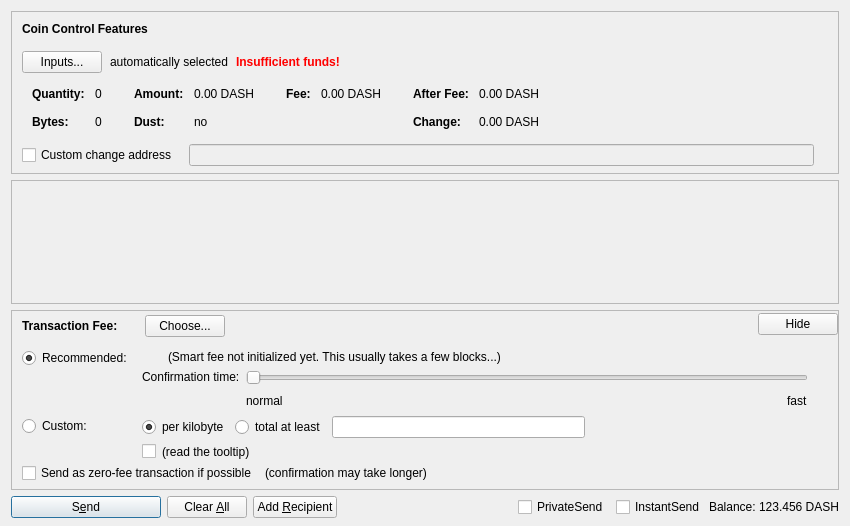
This is src/qt/forms/sendcoinsdialog.ui in dashpay/dash as Qt 5 draws it before an edit. The edited form follows.
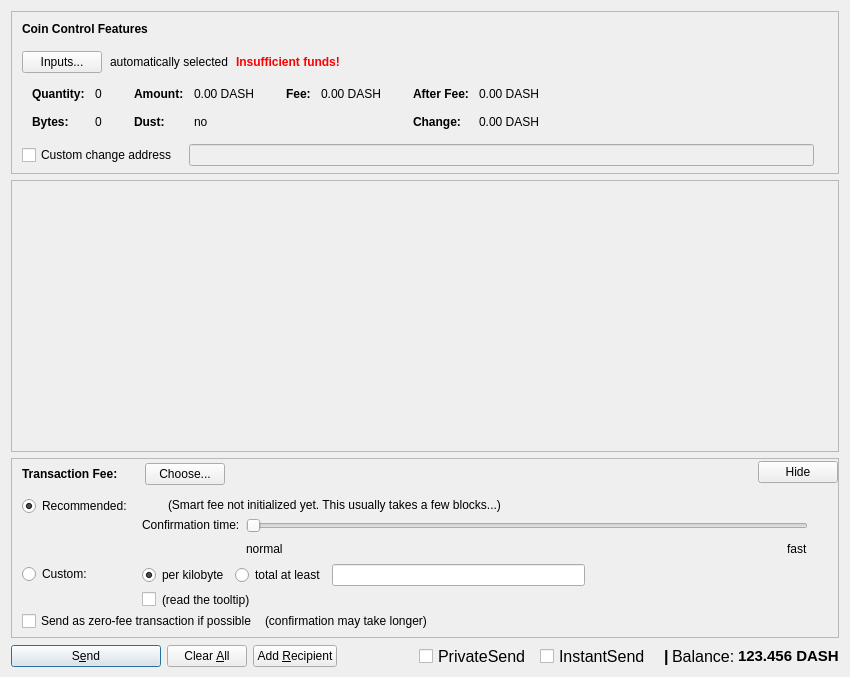
This is the edited form. Custom widgets are drawn as their Qt base class.

Commit message: Fix PS/IS/Balance display in SendCoinsDialog

Patch:
```diff
--- a/src/qt/forms/sendcoinsdialog.ui
+++ b/src/qt/forms/sendcoinsdialog.ui
@@ -7,7 +7,7 @@
     <x>0</x>
     <y>0</y>
     <width>850</width>
-    <height>526</height>
+    <height>677</height>
    </rect>
   </property>
   <property name="windowTitle">
@@ -587,8 +587,8 @@
        <rect>
         <x>0</x>
         <y>0</y>
-        <width>830</width>
-        <height>69</height>
+        <width>824</width>
+        <height>132</height>
        </rect>
       </property>
       <layout class="QVBoxLayout" name="verticalLayout_2" stretch="0,1">
@@ -1294,15 +1294,43 @@
            <height>0</height>
           </size>
          </property>
+         <property name="font">
+          <font>
+           <pointsize>12</pointsize>
+           <weight>50</weight>
+           <bold>false</bold>
+           <stylestrategy>PreferAntialias</stylestrategy>
+           <kerning>true</kerning>
+          </font>
+         </property>
          <property name="text">
           <string>PrivateSend</string>
          </property>
+         <property name="iconSize">
+          <size>
+           <width>16</width>
+           <height>16</height>
+          </size>
+         </property>
          <property name="checked">
           <bool>false</bool>
          </property>
         </widget>
        </item>
        <item>
+        <spacer name="horizontalSpacer_7">
+         <property name="orientation">
+          <enum>Qt::Horizontal</enum>
+         </property>
+         <property name="sizeHint" stdset="0">
+          <size>
+           <width>5</width>
+           <height>20</height>
+          </size>
+         </property>
+        </spacer>
+       </item>
+        <item>
         <widget class="QCheckBox" name="checkUseInstantSend">
          <property name="enabled">
           <bool>true</bool>
@@ -1313,13 +1341,50 @@
            <height>0</height>
           </size>
          </property>
+         <property name="font">
+          <font>
+           <pointsize>12</pointsize>
+          </font>
+         </property>
          <property name="text">
           <string>InstantSend</string>
          </property>
         </widget>
        </item>
+      <item>
+        <spacer name="horizontalSpacer_8">
+         <property name="orientation">
+          <enum>Qt::Horizontal</enum>
+         </property>
+         <property name="sizeHint" stdset="0">
+          <size>
+           <width>10</width>
+           <height>20</height>
+          </size>
+         </property>
+        </spacer>
+       </item>
+       <item>
+        <widget class="QLabel" name="label_2">
+         <property name="font">
+          <font>
+           <pointsize>12</pointsize>
+           <weight>75</weight>
+           <bold>true</bold>
+          </font>
+         </property>
+         <property name="text">
+          <string>|</string>
+         </property>
+        </widget>
+       </item>
        <item>
         <widget class="QLabel" name="label">
+         <property name="font">
+          <font>
+           <pointsize>12</pointsize>
+          </font>
+         </property>
          <property name="text">
           <string>Balance:</string>
          </property>
@@ -1333,6 +1398,13 @@
            <verstretch>0</verstretch>
           </sizepolicy>
          </property>
+         <property name="font">
+          <font>
+           <pointsize>11</pointsize>
+           <weight>75</weight>
+           <bold>true</bold>
+          </font>
+         </property>
          <property name="cursor">
           <cursorShape>IBeamCursor</cursorShape>
          </property>
```
Left out of the diff: 2 changed lines with no effect on the pictures.
